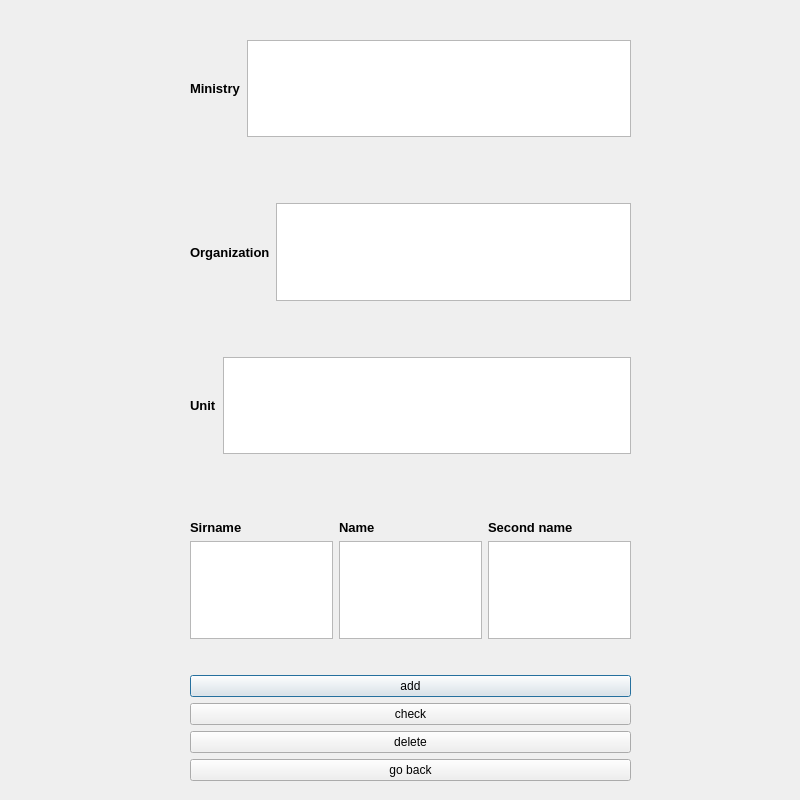
Old version of the form Sem2/exam_2sem/newperson.ui in the repository Alina-Hryn/OOP.
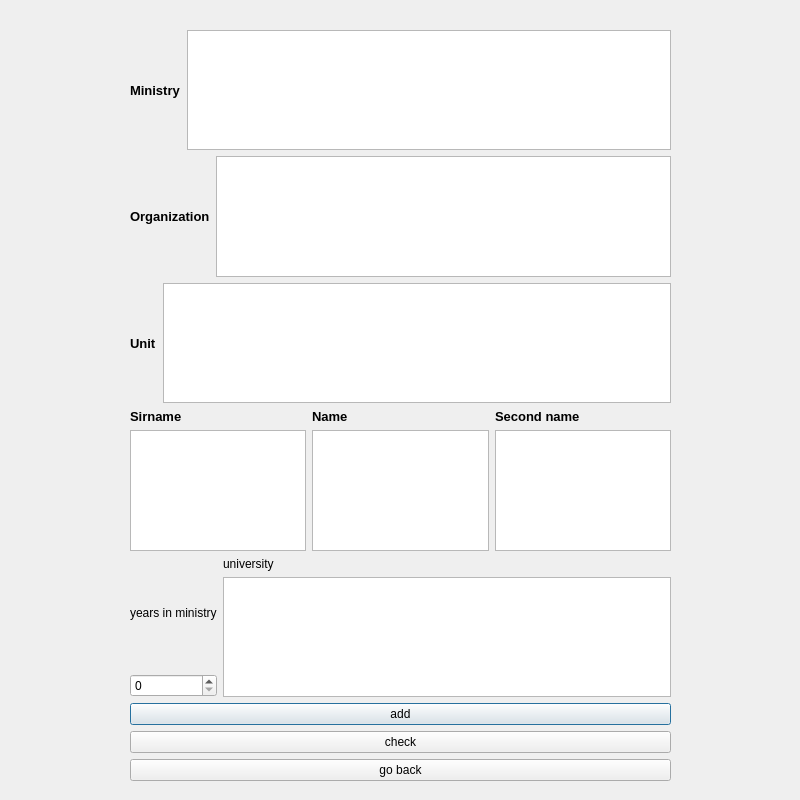
New version of the form.

```diff
--- a/Sem2/exam_2sem/newperson.ui
+++ b/Sem2/exam_2sem/newperson.ui
@@ -28,10 +28,10 @@
   <widget class="QWidget" name="verticalLayoutWidget">
    <property name="geometry">
     <rect>
-     <x>190</x>
-     <y>10</y>
-     <width>441</width>
-     <height>771</height>
+     <x>130</x>
+     <y>30</y>
+     <width>541</width>
+     <height>751</height>
     </rect>
    </property>
    <layout class="QVBoxLayout" name="verticalLayout">
@@ -41,10 +41,10 @@
        <enum>QLayout::SetMinimumSize</enum>
       </property>
       <property name="topMargin">
-       <number>30</number>
+       <number>0</number>
       </property>
       <property name="bottomMargin">
-       <number>30</number>
+       <number>0</number>
       </property>
       <item>
        <widget class="QLabel" name="label">
@@ -65,13 +65,26 @@
       </item>
      </layout>
     </item>
+    <item>
+     <spacer name="verticalSpacer">
+      <property name="orientation">
+       <enum>Qt::Vertical</enum>
+      </property>
+      <property name="sizeHint" stdset="0">
+       <size>
+        <width>20</width>
+        <height>40</height>
+       </size>
+      </property>
+     </spacer>
+    </item>
     <item>
      <layout class="QHBoxLayout" name="horizontalLayout_5">
       <property name="topMargin">
-       <number>30</number>
+       <number>0</number>
       </property>
       <property name="bottomMargin">
-       <number>20</number>
+       <number>0</number>
       </property>
       <item>
        <widget class="QLabel" name="label_2">
@@ -92,16 +105,29 @@
       </item>
      </layout>
     </item>
+    <item>
+     <spacer name="verticalSpacer_2">
+      <property name="orientation">
+       <enum>Qt::Vertical</enum>
+      </property>
+      <property name="sizeHint" stdset="0">
+       <size>
+        <width>20</width>
+        <height>40</height>
+       </size>
+      </property>
+     </spacer>
+    </item>
     <item>
      <layout class="QHBoxLayout" name="horizontalLayout_4">
       <property name="sizeConstraint">
        <enum>QLayout::SetMinimumSize</enum>
       </property>
       <property name="topMargin">
-       <number>30</number>
+       <number>0</number>
       </property>
       <property name="bottomMargin">
-       <number>30</number>
+       <number>0</number>
       </property>
       <item>
        <widget class="QLabel" name="label_6">
@@ -122,16 +148,29 @@
       </item>
      </layout>
     </item>
+    <item>
+     <spacer name="verticalSpacer_3">
+      <property name="orientation">
+       <enum>Qt::Vertical</enum>
+      </property>
+      <property name="sizeHint" stdset="0">
+       <size>
+        <width>20</width>
+        <height>40</height>
+       </size>
+      </property>
+     </spacer>
+    </item>
     <item>
      <layout class="QHBoxLayout" name="horizontalLayout_6">
       <property name="sizeConstraint">
        <enum>QLayout::SetMinimumSize</enum>
       </property>
       <property name="topMargin">
-       <number>30</number>
+       <number>0</number>
       </property>
       <property name="bottomMargin">
-       <number>30</number>
+       <number>0</number>
       </property>
       <item>
        <layout class="QVBoxLayout" name="verticalLayout_2">
@@ -210,6 +249,63 @@
       </item>
      </layout>
     </item>
+    <item>
+     <spacer name="verticalSpacer_4">
+      <property name="orientation">
+       <enum>Qt::Vertical</enum>
+      </property>
+      <property name="sizeHint" stdset="0">
+       <size>
+        <width>20</width>
+        <height>40</height>
+       </size>
+      </property>
+     </spacer>
+    </item>
+    <item>
+     <layout class="QHBoxLayout" name="horizontalLayout">
+      <property name="topMargin">
+       <number>0</number>
+      </property>
+      <property name="bottomMargin">
+       <number>0</number>
+      </property>
+      <item>
+       <layout class="QVBoxLayout" name="verticalLayout_6">
+        <item>
+         <widget class="QLabel" name="label_7">
+          <property name="text">
+           <string>years in ministry</string>
+          </property>
+         </widget>
+        </item>
+        <item>
+         <widget class="QSpinBox" name="spinBox"/>
+        </item>
+       </layout>
+      </item>
+      <item>
+       <layout class="QVBoxLayout" name="verticalLayout_5">
+        <property name="topMargin">
+         <number>0</number>
+        </property>
+        <property name="bottomMargin">
+         <number>0</number>
+        </property>
+        <item>
+         <widget class="QLabel" name="label_8">
+          <property name="text">
+           <string>university</string>
+          </property>
+         </widget>
+        </item>
+        <item>
+         <widget class="QTextEdit" name="textEdit_7"/>
+        </item>
+       </layout>
+      </item>
+     </layout>
+    </item>
     <item>
      <widget class="QPushButton" name="pushButton_2">
       <property name="text">
@@ -224,13 +320,6 @@
       </property>
      </widget>
     </item>
-    <item>
-     <widget class="QPushButton" name="pushButton_4">
-      <property name="text">
-       <string>delete</string>
-      </property>
-     </widget>
-    </item>
     <item>
      <widget class="QPushButton" name="pushButton">
       <property name="text">
```
